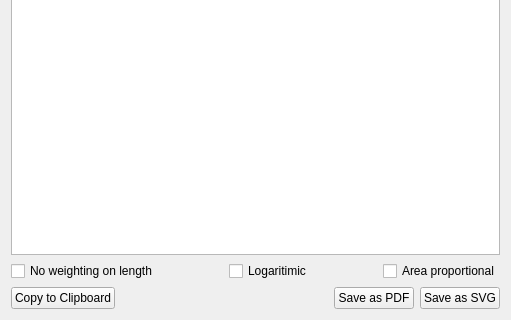
The window that linedirectionhistogram_dialog_base.ui (havatv/qgislinedirectionhistogramplugin) describes before a commit, drawn with Qt 5; both pictures show x 0 to 511 and y 634 to 954 of the 511 by 954 pixel window.
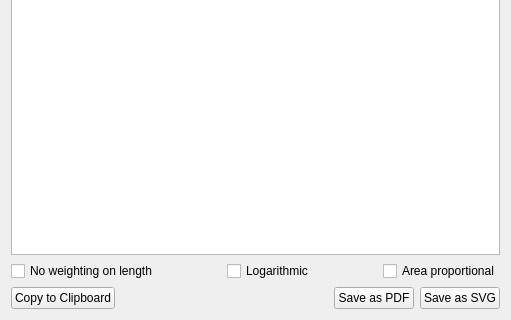
The same window after the commit.

Commit message: Fixed spelling mistake in UI (->logarithmic)

```diff
--- a/linedirectionhistogram_dialog_base.ui
+++ b/linedirectionhistogram_dialog_base.ui
@@ -571,7 +571,7 @@
      <item>
       <widget class="QCheckBox" name="logaritmicCheckBox">
        <property name="text">
-        <string>Logaritimic</string>
+        <string>Logarithmic</string>
        </property>
       </widget>
      </item>
```
The commit also changes 4 other files.
